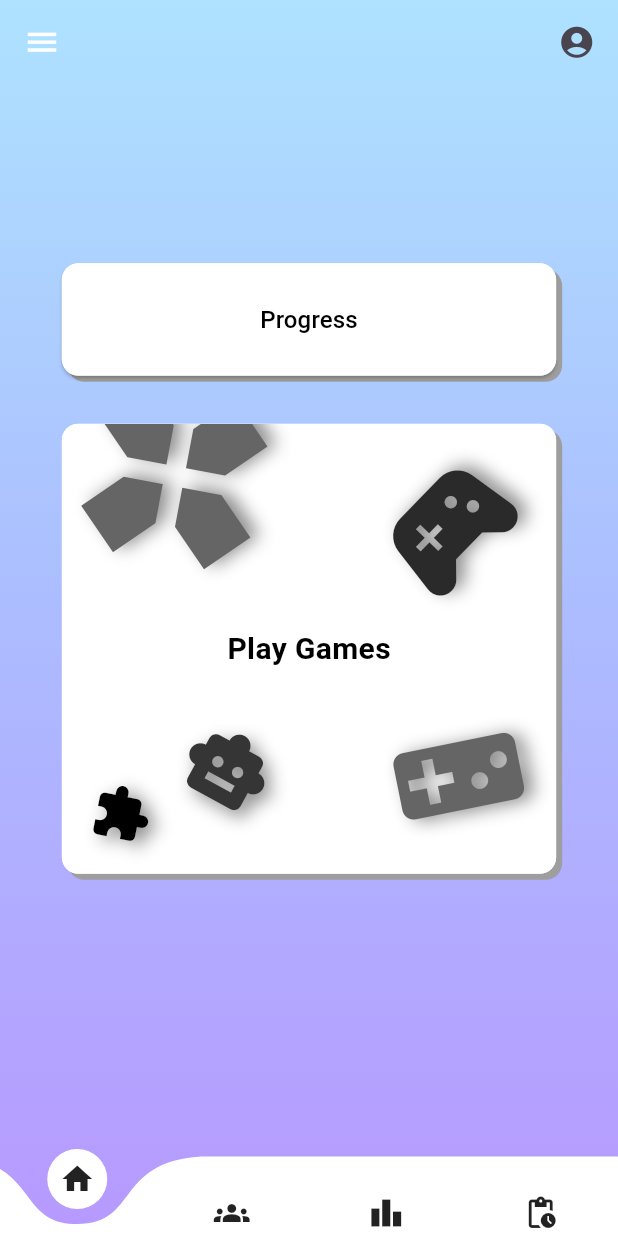
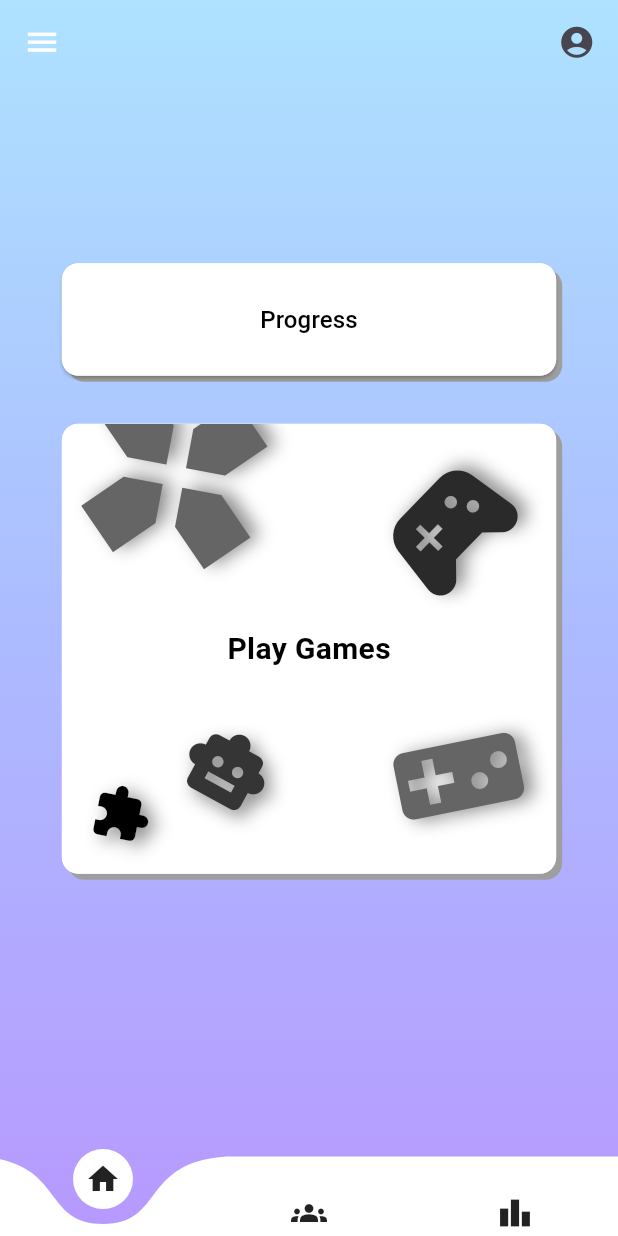
Before and after one commit to peri-Bot/Mobile-App-for-Multi-Modal-Behavioral-Data-Collection-BahriApp, a Flutter app: the BaseScreen screen opened directly, on a phone screen of 412 x 824 dp. Run offline on Flutter 3.47's test engine with Material 3 defaults, Android fonts, the phone set to English and light mode, and no system bars; drawn by our look-alikes of curved_navigation_bar; our stand-ins replace animated_toggle_switch, cloud_firestore, connectivity_plus, firebase_auth, firebase_core, flutter_dotenv and 7 more; missing offline and left inert: dart:ffi, flutter_sensors; accounts and stored records are empty; Roboto replaces fonts that are missing (assets/fonts/Poppins.ttf).

Commit message:
modified base screen

```diff
--- a/lib/screens/base_screen.dart
+++ b/lib/screens/base_screen.dart
@@ -22,9 +22,7 @@ class _BaseScreenState extends State<BaseScreen> {
     const Center(
         child:
             Text('Leaderboard Screen')), // Placeholder for Leaderboard Screen
-    const Center(
-        child: Text(
-            'Pending Actions Screen')), // Placeholder for Pending Actions Screen
+    // Placeholder for Pending Actions Screen
   ];
   @override
   Widget build(BuildContext context) {
@@ -90,7 +88,6 @@ class _BaseScreenState extends State<BaseScreen> {
           Icon(Icons.home),
           Icon(Icons.groups),
           Icon(Icons.leaderboard),
-          Icon(Icons.pending_actions),
         ],
         onTap: (value) {
           setState(() {
```
